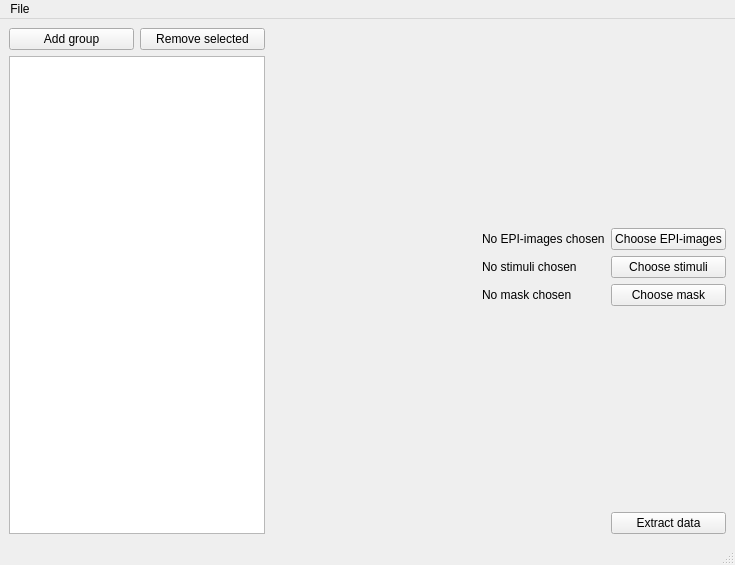
Old version of the form src/ui/mainwindow.ui in the repository pfechd/jabe.
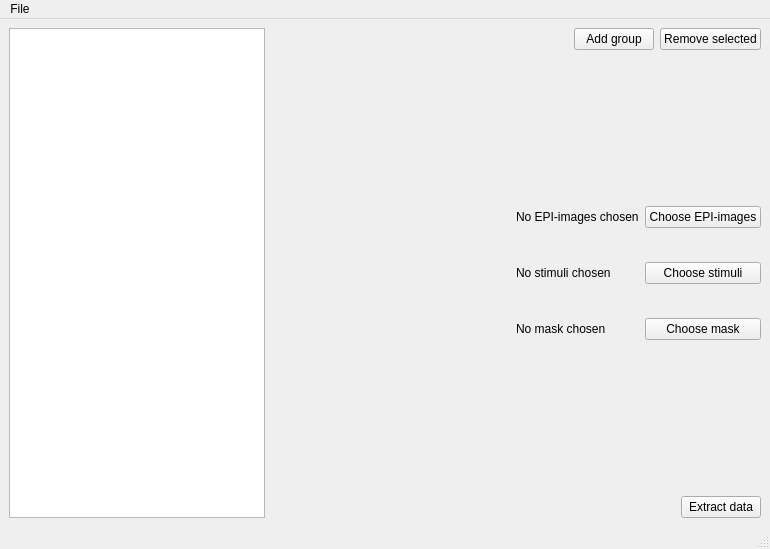
New version of the form.

Commit message: Fix mainwindow layout for user tests

```diff
--- a/src/ui/mainwindow.ui
+++ b/src/ui/mainwindow.ui
@@ -6,8 +6,8 @@
    <rect>
     <x>0</x>
     <y>0</y>
-    <width>735</width>
-    <height>565</height>
+    <width>770</width>
+    <height>549</height>
    </rect>
   </property>
   <property name="windowTitle">
@@ -17,24 +17,6 @@
    <layout class="QHBoxLayout" name="horizontalLayout_2">
     <item>
      <layout class="QVBoxLayout" name="verticalLayout">
-      <item>
-       <layout class="QGridLayout" name="gridLayout">
-        <item row="0" column="0">
-         <widget class="QPushButton" name="add_group_button">
-          <property name="text">
-           <string>Add group</string>
-          </property>
-         </widget>
-        </item>
-        <item row="0" column="1">
-         <widget class="QPushButton" name="remove_button">
-          <property name="text">
-           <string>Remove selected</string>
-          </property>
-         </widget>
-        </item>
-       </layout>
-      </item>
       <item>
        <widget class="QTreeWidget" name="tree_widget">
         <property name="horizontalScrollBarPolicy">
@@ -103,91 +85,190 @@
     <item>
      <layout class="QVBoxLayout" name="verticalLayout_4">
       <item>
-       <layout class="QGridLayout" name="gridLayout_3">
-        <item row="4" column="1">
-         <spacer name="verticalSpacer">
+       <layout class="QHBoxLayout" name="horizontalLayout_3">
+        <item>
+         <spacer name="horizontalSpacer_2">
           <property name="orientation">
-           <enum>Qt::Vertical</enum>
+           <enum>Qt::Horizontal</enum>
           </property>
           <property name="sizeHint" stdset="0">
            <size>
-            <width>20</width>
-            <height>40</height>
+            <width>40</width>
+            <height>20</height>
            </size>
           </property>
          </spacer>
+        </item>
+        <item>
+         <widget class="QPushButton" name="add_group_button">
+          <property name="text">
+           <string>Add group</string>
+          </property>
+         </widget>
+        </item>
+        <item>
+         <widget class="QPushButton" name="remove_button">
+          <property name="text">
+           <string>Remove selected</string>
+          </property>
+         </widget>
+        </item>
+       </layout>
+      </item>
+      <item>
+       <spacer name="verticalSpacer_2">
+        <property name="orientation">
+         <enum>Qt::Vertical</enum>
+        </property>
+        <property name="sizeHint" stdset="0">
+         <size>
+          <width>20</width>
+          <height>40</height>
+         </size>
+        </property>
+       </spacer>
+      </item>
+      <item>
+       <layout class="QGridLayout" name="gridLayout_2" rowminimumheight="0,0,0" columnminimumwidth="0,0">
+        <property name="sizeConstraint">
+         <enum>QLayout::SetDefaultConstraint</enum>
+        </property>
+        <property name="topMargin">
+         <number>0</number>
+        </property>
+        <item row="2" column="0">
+         <widget class="QLabel" name="maskLabel">
+          <property name="minimumSize">
+           <size>
+            <width>0</width>
+            <height>50</height>
+           </size>
+          </property>
+          <property name="text">
+           <string>No mask chosen</string>
+          </property>
+          <property name="wordWrap">
+           <bool>true</bool>
+          </property>
+          <property name="margin">
+           <number>0</number>
+          </property>
+         </widget>
         </item>
         <item row="2" column="1">
+         <widget class="QPushButton" name="maskButton">
+          <property name="text">
+           <string>Choose mask</string>
+          </property>
+         </widget>
+        </item>
+        <item row="1" column="0">
+         <widget class="QLabel" name="stimuliLabel">
+          <property name="sizePolicy">
+           <sizepolicy hsizetype="Preferred" vsizetype="Minimum">
+            <horstretch>0</horstretch>
+            <verstretch>0</verstretch>
+           </sizepolicy>
+          </property>
+          <property name="minimumSize">
+           <size>
+            <width>0</width>
+            <height>50</height>
+           </size>
+          </property>
+          <property name="text">
+           <string>No stimuli chosen</string>
+          </property>
+          <property name="wordWrap">
+           <bool>true</bool>
+          </property>
+          <property name="margin">
+           <number>0</number>
+          </property>
+         </widget>
+        </item>
+        <item row="1" column="1">
          <widget class="QPushButton" name="stimuliButton">
           <property name="text">
            <string>Choose stimuli</string>
           </property>
          </widget>
         </item>
-        <item row="1" column="1">
+        <item row="0" column="1">
          <widget class="QPushButton" name="brainButton">
           <property name="text">
            <string>Choose EPI-images</string>
           </property>
          </widget>
         </item>
-        <item row="2" column="0">
-         <widget class="QLabel" name="stimuliLabel">
+        <item row="0" column="0">
+         <widget class="QLabel" name="brainLabel">
+          <property name="sizePolicy">
+           <sizepolicy hsizetype="Preferred" vsizetype="Fixed">
+            <horstretch>0</horstretch>
+            <verstretch>0</verstretch>
+           </sizepolicy>
+          </property>
+          <property name="minimumSize">
+           <size>
+            <width>0</width>
+            <height>50</height>
+           </size>
+          </property>
+          <property name="baseSize">
+           <size>
+            <width>0</width>
+            <height>0</height>
+           </size>
+          </property>
           <property name="text">
-           <string>No stimuli chosen</string>
+           <string>No EPI-images chosen                               </string>
           </property>
           <property name="wordWrap">
            <bool>true</bool>
           </property>
+          <property name="margin">
+           <number>0</number>
+          </property>
          </widget>
         </item>
-        <item row="5" column="1">
+       </layout>
+      </item>
+      <item>
+       <spacer name="verticalSpacer">
+        <property name="orientation">
+         <enum>Qt::Vertical</enum>
+        </property>
+        <property name="sizeHint" stdset="0">
+         <size>
+          <width>20</width>
+          <height>40</height>
+         </size>
+        </property>
+       </spacer>
+      </item>
+      <item>
+       <layout class="QHBoxLayout" name="horizontalLayout_4">
+        <item>
+         <spacer name="horizontalSpacer_3">
+          <property name="orientation">
+           <enum>Qt::Horizontal</enum>
+          </property>
+          <property name="sizeHint" stdset="0">
+           <size>
+            <width>40</width>
+            <height>20</height>
+           </size>
+          </property>
+         </spacer>
+        </item>
+        <item>
          <widget class="QPushButton" name="pushButton">
           <property name="text">
            <string>Extract data</string>
           </property>
          </widget>
         </item>
-        <item row="3" column="0">
-         <widget class="QLabel" name="maskLabel">
-          <property name="text">
-           <string>No mask chosen</string>
-          </property>
-          <property name="wordWrap">
-           <bool>true</bool>
-          </property>
-         </widget>
-        </item>
-        <item row="1" column="0">
-         <widget class="QLabel" name="brainLabel">
-          <property name="text">
-           <string>No EPI-images chosen</string>
-          </property>
-          <property name="wordWrap">
-           <bool>true</bool>
-          </property>
-         </widget>
-        </item>
-        <item row="3" column="1">
-         <widget class="QPushButton" name="maskButton">
-          <property name="text">
-           <string>Choose mask</string>
-          </property>
-         </widget>
-        </item>
-        <item row="0" column="1">
-         <spacer name="verticalSpacer_2">
-          <property name="orientation">
-           <enum>Qt::Vertical</enum>
-          </property>
-          <property name="sizeHint" stdset="0">
-           <size>
-            <width>20</width>
-            <height>40</height>
-           </size>
-          </property>
-         </spacer>
-        </item>
        </layout>
       </item>
      </layout>
@@ -199,7 +280,7 @@
     <rect>
      <x>0</x>
      <y>0</y>
-     <width>735</width>
+     <width>770</width>
      <height>22</height>
     </rect>
    </property>
```
Left out of the diff: 2 changed lines with no effect on the pictures.
